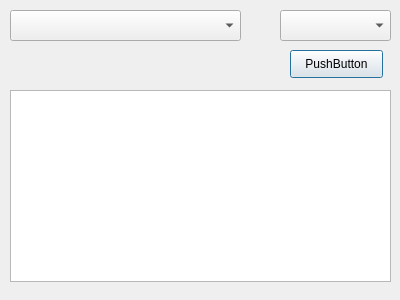
First picture: the form in study-to-think/attendancescoredialog.ui, repository brokencuph/study-to-think, before the edit.
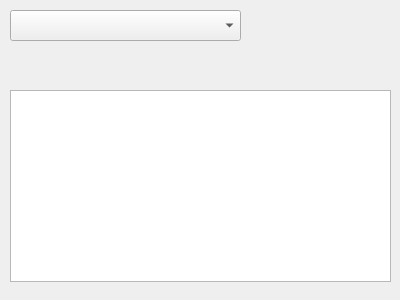
Second picture: the form after the edit.

Commit message: complete attendance dialog

```diff
--- a/study-to-think/attendancescoredialog.ui
+++ b/study-to-think/attendancescoredialog.ui
@@ -13,16 +13,6 @@
   <property name="windowTitle">
    <string>Dialog</string>
   </property>
-  <widget class="QComboBox" name="comboBox">
-   <property name="geometry">
-    <rect>
-     <x>280</x>
-     <y>10</y>
-     <width>111</width>
-     <height>31</height>
-    </rect>
-   </property>
-  </widget>
   <widget class="QComboBox" name="comboBox_2">
    <property name="geometry">
     <rect>
@@ -33,19 +23,6 @@
     </rect>
    </property>
   </widget>
-  <widget class="QPushButton" name="pushButton">
-   <property name="geometry">
-    <rect>
-     <x>290</x>
-     <y>50</y>
-     <width>93</width>
-     <height>28</height>
-    </rect>
-   </property>
-   <property name="text">
-    <string>PushButton</string>
-   </property>
-  </widget>
   <widget class="QTableView" name="tableView">
    <property name="geometry">
     <rect>
```
The commit also changes 5 other files.
